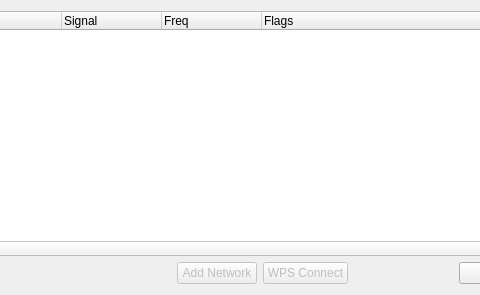
Qt form src/scanresults.ui (loh-tar/wpa-cute) before a commit; both pictures show x 150 to 630 and y 0 to 295 of the 786 by 295 pixel window.
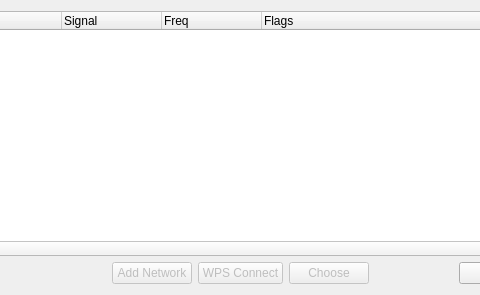
The same form after that commit.

Commit message: Add 'Choose' button to Scan Results window

Patch:
```diff
--- a/src/scanresults.ui
+++ b/src/scanresults.ui
@@ -136,6 +136,16 @@
        </property>
       </widget>
      </item>
+     <item>
+      <widget class="QPushButton" name="chooseButton">
+       <property name="enabled">
+        <bool>false</bool>
+       </property>
+       <property name="text">
+        <string>Choose</string>
+       </property>
+      </widget>
+     </item>
      <item>
       <spacer name="horizontalSpacer">
        <property name="orientation">
```
The commit also changes 4 other files.
